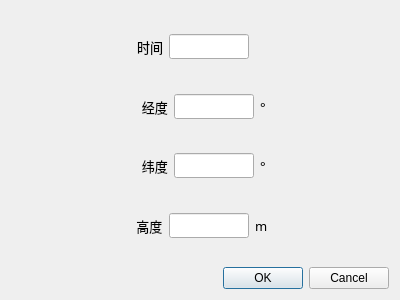
This is dialog_para_platform.ui in cedricxs/RadarSimulator as Qt 5 draws it before an edit. The edited form follows.
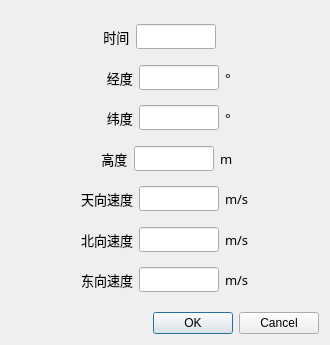
This is the edited form. Icons and pictures are not drawn.

```diff
--- a/dialog_para_platform.ui
+++ b/dialog_para_platform.ui
@@ -6,8 +6,8 @@
    <rect>
     <x>0</x>
     <y>0</y>
-    <width>400</width>
-    <height>300</height>
+    <width>330</width>
+    <height>345</height>
    </rect>
   </property>
   <property name="windowTitle">
@@ -47,7 +47,7 @@
            <string notr="true">QLabel#label_46{color:white}</string>
           </property>
           <property name="text">
-           <string>时间</string>
+           <string> 时间</string>
           </property>
          </widget>
         </item>
@@ -340,6 +340,246 @@
         </item>
        </layout>
       </item>
+      <item>
+       <layout class="QHBoxLayout" name="horizontalLayout_33">
+        <item>
+         <spacer name="horizontalSpacer_7">
+          <property name="orientation">
+           <enum>Qt::Horizontal</enum>
+          </property>
+          <property name="sizeHint" stdset="0">
+           <size>
+            <width>40</width>
+            <height>20</height>
+           </size>
+          </property>
+         </spacer>
+        </item>
+        <item>
+         <widget class="QLabel" name="label_62">
+          <property name="font">
+           <font>
+            <family>黑体</family>
+            <pointsize>10</pointsize>
+           </font>
+          </property>
+          <property name="styleSheet">
+           <string notr="true">QLabel#label_46{color:white}</string>
+          </property>
+          <property name="text">
+           <string>天向速度</string>
+          </property>
+         </widget>
+        </item>
+        <item>
+         <widget class="QLineEdit" name="lineEdit_30">
+          <property name="maximumSize">
+           <size>
+            <width>80</width>
+            <height>16777215</height>
+           </size>
+          </property>
+          <property name="font">
+           <font>
+            <family>黑体</family>
+           </font>
+          </property>
+          <property name="readOnly">
+           <bool>false</bool>
+          </property>
+         </widget>
+        </item>
+        <item>
+         <widget class="QLabel" name="label_63">
+          <property name="font">
+           <font>
+            <family>黑体</family>
+            <pointsize>10</pointsize>
+           </font>
+          </property>
+          <property name="styleSheet">
+           <string notr="true">QLabel#label_47{color:white}</string>
+          </property>
+          <property name="text">
+           <string>m/s</string>
+          </property>
+         </widget>
+        </item>
+        <item>
+         <spacer name="horizontalSpacer_30">
+          <property name="orientation">
+           <enum>Qt::Horizontal</enum>
+          </property>
+          <property name="sizeHint" stdset="0">
+           <size>
+            <width>40</width>
+            <height>20</height>
+           </size>
+          </property>
+         </spacer>
+        </item>
+       </layout>
+      </item>
+      <item>
+       <layout class="QHBoxLayout" name="horizontalLayout_32">
+        <item>
+         <spacer name="horizontalSpacer_6">
+          <property name="orientation">
+           <enum>Qt::Horizontal</enum>
+          </property>
+          <property name="sizeHint" stdset="0">
+           <size>
+            <width>40</width>
+            <height>20</height>
+           </size>
+          </property>
+         </spacer>
+        </item>
+        <item>
+         <widget class="QLabel" name="label_60">
+          <property name="font">
+           <font>
+            <family>黑体</family>
+            <pointsize>10</pointsize>
+           </font>
+          </property>
+          <property name="styleSheet">
+           <string notr="true">QLabel#label_46{color:white}</string>
+          </property>
+          <property name="text">
+           <string>北向速度</string>
+          </property>
+         </widget>
+        </item>
+        <item>
+         <widget class="QLineEdit" name="lineEdit_29">
+          <property name="maximumSize">
+           <size>
+            <width>80</width>
+            <height>16777215</height>
+           </size>
+          </property>
+          <property name="font">
+           <font>
+            <family>黑体</family>
+           </font>
+          </property>
+          <property name="readOnly">
+           <bool>false</bool>
+          </property>
+         </widget>
+        </item>
+        <item>
+         <widget class="QLabel" name="label_61">
+          <property name="font">
+           <font>
+            <family>黑体</family>
+            <pointsize>10</pointsize>
+           </font>
+          </property>
+          <property name="styleSheet">
+           <string notr="true">QLabel#label_47{color:white}</string>
+          </property>
+          <property name="text">
+           <string>m/s</string>
+          </property>
+         </widget>
+        </item>
+        <item>
+         <spacer name="horizontalSpacer_29">
+          <property name="orientation">
+           <enum>Qt::Horizontal</enum>
+          </property>
+          <property name="sizeHint" stdset="0">
+           <size>
+            <width>40</width>
+            <height>20</height>
+           </size>
+          </property>
+         </spacer>
+        </item>
+       </layout>
+      </item>
+      <item>
+       <layout class="QHBoxLayout" name="horizontalLayout_31">
+        <item>
+         <spacer name="horizontalSpacer_5">
+          <property name="orientation">
+           <enum>Qt::Horizontal</enum>
+          </property>
+          <property name="sizeHint" stdset="0">
+           <size>
+            <width>40</width>
+            <height>20</height>
+           </size>
+          </property>
+         </spacer>
+        </item>
+        <item>
+         <widget class="QLabel" name="label_58">
+          <property name="font">
+           <font>
+            <family>黑体</family>
+            <pointsize>10</pointsize>
+           </font>
+          </property>
+          <property name="styleSheet">
+           <string notr="true">QLabel#label_46{color:white}</string>
+          </property>
+          <property name="text">
+           <string>东向速度</string>
+          </property>
+         </widget>
+        </item>
+        <item>
+         <widget class="QLineEdit" name="lineEdit_28">
+          <property name="maximumSize">
+           <size>
+            <width>80</width>
+            <height>16777215</height>
+           </size>
+          </property>
+          <property name="font">
+           <font>
+            <family>黑体</family>
+           </font>
+          </property>
+          <property name="readOnly">
+           <bool>false</bool>
+          </property>
+         </widget>
+        </item>
+        <item>
+         <widget class="QLabel" name="label_59">
+          <property name="font">
+           <font>
+            <family>黑体</family>
+            <pointsize>10</pointsize>
+           </font>
+          </property>
+          <property name="styleSheet">
+           <string notr="true">QLabel#label_47{color:white}</string>
+          </property>
+          <property name="text">
+           <string>m/s</string>
+          </property>
+         </widget>
+        </item>
+        <item>
+         <spacer name="horizontalSpacer_28">
+          <property name="orientation">
+           <enum>Qt::Horizontal</enum>
+          </property>
+          <property name="sizeHint" stdset="0">
+           <size>
+            <width>40</width>
+            <height>20</height>
+           </size>
+          </property>
+         </spacer>
+        </item>
+       </layout>
+      </item>
      </layout>
     </widget>
    </item>
```
Left out of the diff: 4 changed lines with no effect on the pictures.
